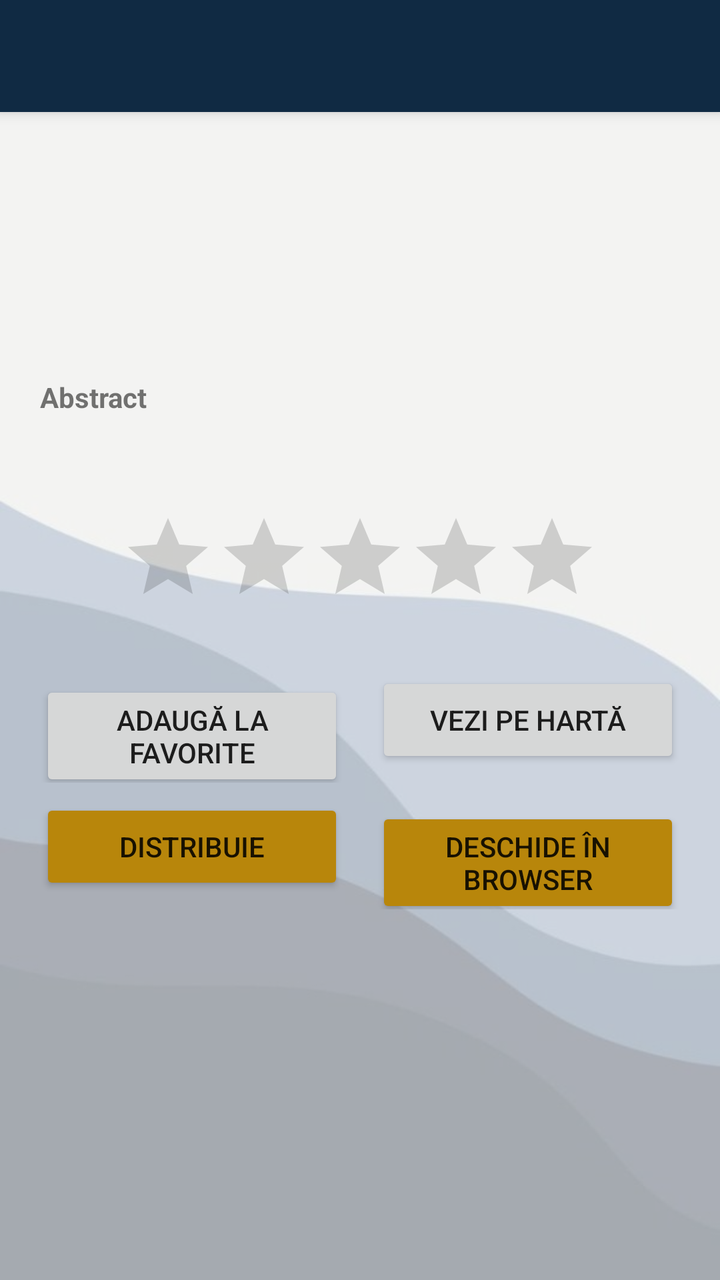
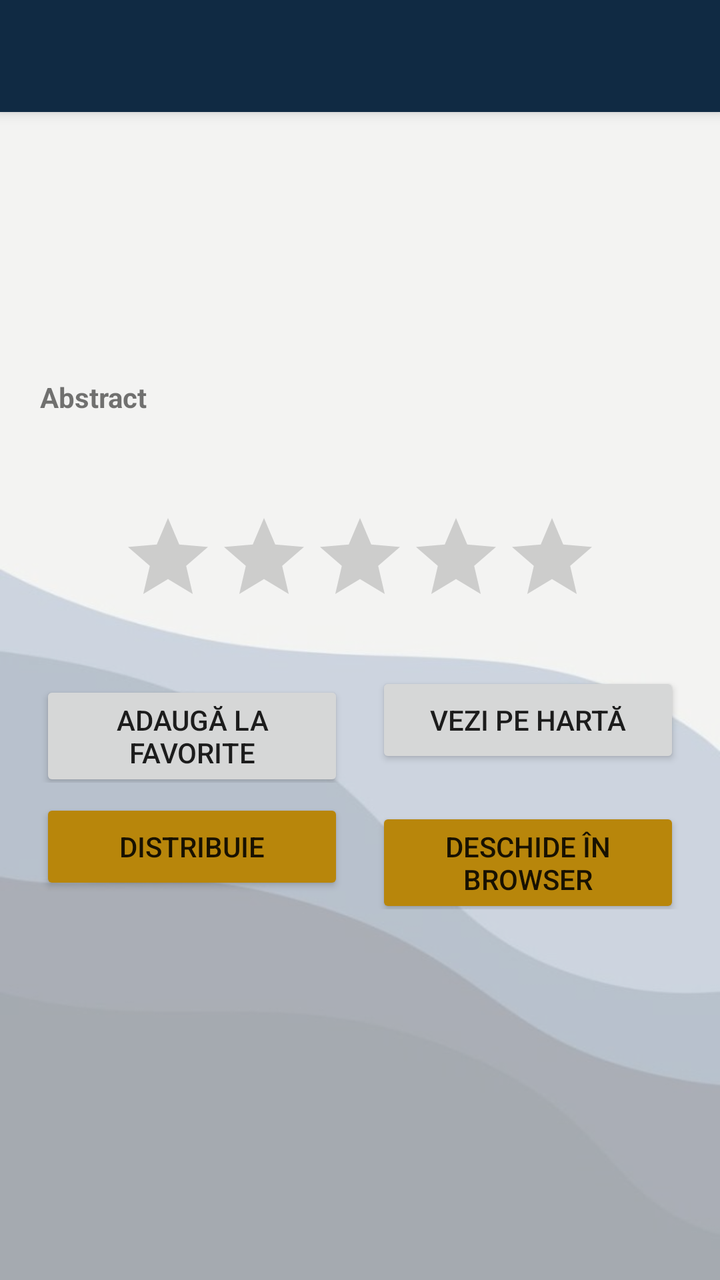

An Android layout rendered at two revisions. The XML below is the earlier revision; the diff shows what the commit changed to produce the second picture.
<!-- AndroidManifest.xml: application theme Theme.MyApplication -->
<!-- res/layout/activity_paper_details.xml -->
<?xml version="1.0" encoding="utf-8"?>
<LinearLayout xmlns:android="http://schemas.android.com/apk/res/android"
    android:layout_width="match_parent"
    android:layout_height="match_parent"
    android:orientation="vertical"
    android:fitsSystemWindows="true"
    android:background="@drawable/app_background">

    <include layout="@layout/toolbar_main" />

    <ScrollView
        android:layout_width="match_parent"
        android:layout_height="match_parent"
        android:fillViewport="true">

        <LinearLayout
            android:layout_width="match_parent"
            android:layout_height="wrap_content"
            android:orientation="vertical"
            android:padding="20dp"
            android:background="@color/details_overlay"> 

            <TextView
                android:id="@+id/tvDetTitle"
                android:layout_width="match_parent"
                android:layout_height="wrap_content"
                android:textSize="22sp"
                android:textStyle="bold"
                android:textColor="@color/navy_primary"
                android:shadowColor="#40000000"
                android:shadowDx="1"
                android:shadowDy="1"
                android:shadowRadius="1"
                android:layout_marginBottom="12dp"/>

            <TextView
                android:id="@+id/tvDetAuthors"
                android:layout_width="match_parent"
                android:layout_height="wrap_content"
                android:textSize="16sp"
                android:textColor="@color/textColorSecondary"
                android:layout_marginBottom="4dp"/>

            <LinearLayout
                android:layout_width="match_parent"
                android:layout_height="wrap_content"
                android:orientation="horizontal"
                android:layout_marginBottom="4dp">

                <TextView
                    android:id="@+id/tvDetYear"
                    android:layout_width="wrap_content"
                    android:layout_height="wrap_content"
                    android:textStyle="italic"/>

                <TextView
                    android:id="@+id/tvDetSource"
                    android:layout_width="wrap_content"
                    android:layout_height="wrap_content"
                    android:layout_marginStart="16dp"
                    android:textStyle="italic"/>
            </LinearLayout>

            <TextView
                android:id="@+id/tvDetCitations"
                android:layout_width="wrap_content"
                android:layout_height="wrap_content"
                android:layout_marginBottom="4dp"/>

            <TextView
                android:id="@+id/tvDetInstitution"
                android:layout_width="match_parent"
                android:layout_height="wrap_content"
                android:textSize="14sp"
                android:textColor="@color/textColorSecondary"
                android:visibility="gone"
                android:layout_marginBottom="2dp"/>

            <TextView
                android:id="@+id/tvDetCountry"
                android:layout_width="match_parent"
                android:layout_height="wrap_content"
                android:textSize="14sp"
                android:textColor="@color/textColorSecondary"
                android:visibility="gone"
                android:layout_marginBottom="2dp"/>

            <TextView
                android:id="@+id/tvDetOpenAlex"
                android:layout_width="match_parent"
                android:layout_height="wrap_content"
                android:textSize="12sp"
                android:textColor="@color/colorAccent"
                android:textStyle="italic"
                android:visibility="gone"
                android:layout_marginBottom="16dp"/>

            <TextView
                android:layout_width="wrap_content"
                android:layout_height="wrap_content"
                android:text="@string/label_abstract"
                android:textStyle="bold"
                android:layout_marginBottom="4dp"/>

            <TextView
                android:id="@+id/tvDetAbstract"
                android:layout_width="match_parent"
                android:layout_height="wrap_content"
                android:layout_marginBottom="24dp"/>

            <RatingBar
                android:id="@+id/rbPaperRating"
                android:layout_width="wrap_content"
                android:layout_height="wrap_content"
                android:numStars="5"
                android:stepSize="1.0"
                android:layout_gravity="center_horizontal"
                android:layout_marginBottom="24dp"/>

            <LinearLayout
                android:layout_width="match_parent"
                android:layout_height="wrap_content"
                android:orientation="horizontal"
                android:layout_marginBottom="8dp">

                <Button
                    android:id="@+id/btnFavorite"
                    android:layout_width="0dp"
                    android:layout_height="wrap_content"
                    android:layout_weight="1"
                    android:text="@string/btn_add_favorite"
                    android:layout_marginEnd="8dp"/>

                <Button
                    android:id="@+id/btnShowOnMap"
                    android:layout_width="0dp"
                    android:layout_height="wrap_content"
                    android:layout_weight="1"
                    android:text="@string/btn_show_on_map"
                    android:layout_marginStart="8dp"/>
            </LinearLayout>

            <LinearLayout
                android:layout_width="match_parent"
                android:layout_height="wrap_content"
                android:orientation="horizontal">

                <Button
                    android:id="@+id/btnSharePaper"
                    android:layout_width="0dp"
                    android:layout_height="wrap_content"
                    android:layout_weight="1"
                    android:text="@string/share"
                    android:layout_marginEnd="8dp"
                    android:backgroundTint="@color/colorAccent"/>

                <Button
                    android:id="@+id/btnOpenWeb"
                    android:layout_width="0dp"
                    android:layout_height="wrap_content"
                    android:layout_weight="1"
                    android:text="@string/open_web"
                    android:layout_marginStart="8dp"
                    android:backgroundTint="@color/colorAccent"/>
            </LinearLayout>

        </LinearLayout>
    </ScrollView>
</LinearLayout>
<!-- res/layout/toolbar_main.xml (included above) -->
<?xml version="1.0" encoding="utf-8"?>
<androidx.appcompat.widget.Toolbar xmlns:android="http://schemas.android.com/apk/res/android"
    xmlns:app="http://schemas.android.com/apk/res-auto"
    android:id="@+id/toolbar"
    android:layout_width="match_parent"
    android:layout_height="?attr/actionBarSize"
    android:background="?attr/colorPrimary"
    android:elevation="4dp"
    android:theme="@style/ThemeOverlay.AppCompat.Dark.ActionBar"
    app:popupTheme="@style/ThemeOverlay.AppCompat.Light" />
<!-- resources referenced by this layout -->
<resources>
  <color name="colorAccent">@color/gold_accent</color>
  <color name="details_overlay">#A0FFFFFF</color>
  <color name="navy_primary">#102A43</color>
  <color name="textColorSecondary">@color/text_body</color>
  <!-- drawable app_background: jpg bitmap (drawable, 11839 bytes) -->
  <string name="btn_add_favorite">Adaugă la Favorite</string>
  <string name="btn_show_on_map">Vezi pe hartă</string>
  <string name="label_abstract">Abstract</string>
  <string name="open_web">Deschide în browser</string>
  <string name="share">Distribuie</string>
  <style name="Theme.MyApplication" parent="Base.Theme.MyApplication" />
  <color name="gold_accent">#B8860B</color>
  <color name="text_body">#334E68</color>
  <style name="Base.Theme.MyApplication" parent="Theme.AppCompat.Light.NoActionBar">
          
          <item name="colorPrimary">@color/colorPrimary</item>
          <item name="colorPrimaryDark">@color/colorPrimaryDark</item>
          <item name="colorAccent">@color/colorAccent</item>
          <item name="android:windowAnimationStyle">@style/WindowAnimationTransition</item>
      </style>
  <color name="colorPrimary">@color/navy_primary</color>
  <color name="colorPrimaryDark">@color/navy_dark</color>
  <style name="WindowAnimationTransition">
          <item name="android:windowEnterAnimation">@android:anim/fade_in</item>
          <item name="android:windowExitAnimation">@android:anim/fade_out</item>
      </style>
  <color name="navy_dark">#000000</color>
</resources>

<!-- the commit's change to res/layout/activity_paper_details.xml (unified diff, before → after) -->
@@ -4,14 +4,15 @@
     android:layout_height="match_parent"
     android:orientation="vertical"
     android:fitsSystemWindows="true"
-    android:background="@drawable/app_background">
+    android:background="@color/navy_primary">
 
     <include layout="@layout/toolbar_main" />
 
     <ScrollView
         android:layout_width="match_parent"
         android:layout_height="match_parent"
-        android:fillViewport="true">
+        android:fillViewport="true"
+        android:background="@drawable/app_background">
 
         <LinearLayout
             android:layout_width="match_parent"
<!-- resource entries referenced after the edit -->
@@ -15,17 +15,14 @@
   <color name="text_body">#334E68</color>
   <style name="Base.Theme.MyApplication" parent="Theme.AppCompat.Light.NoActionBar">
           
-          <item name="colorPrimary">@color/colorPrimary</item>
-          <item name="colorPrimaryDark">@color/colorPrimaryDark</item>
+          <item name="colorPrimary">@color/navy_primary</item>
+          <item name="colorPrimaryDark">@color/navy_primary</item>
           <item name="colorAccent">@color/colorAccent</item>
           <item name="android:windowAnimationStyle">@style/WindowAnimationTransition</item>
       </style>
-  <color name="colorPrimary">@color/navy_primary</color>
-  <color name="colorPrimaryDark">@color/navy_dark</color>
   <style name="WindowAnimationTransition">
           <item name="android:windowEnterAnimation">@android:anim/fade_in</item>
           <item name="android:windowExitAnimation">@android:anim/fade_out</item>
       </style>
-  <color name="navy_dark">#000000</color>
 </resources>
 
